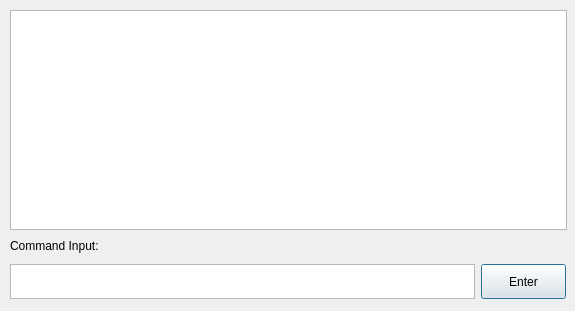
Before: the Qt Designer form gui/LogScreen.ui in Howest-AdvMathProg/project-2021-Joren-vanGoethem, drawn with Qt 5.
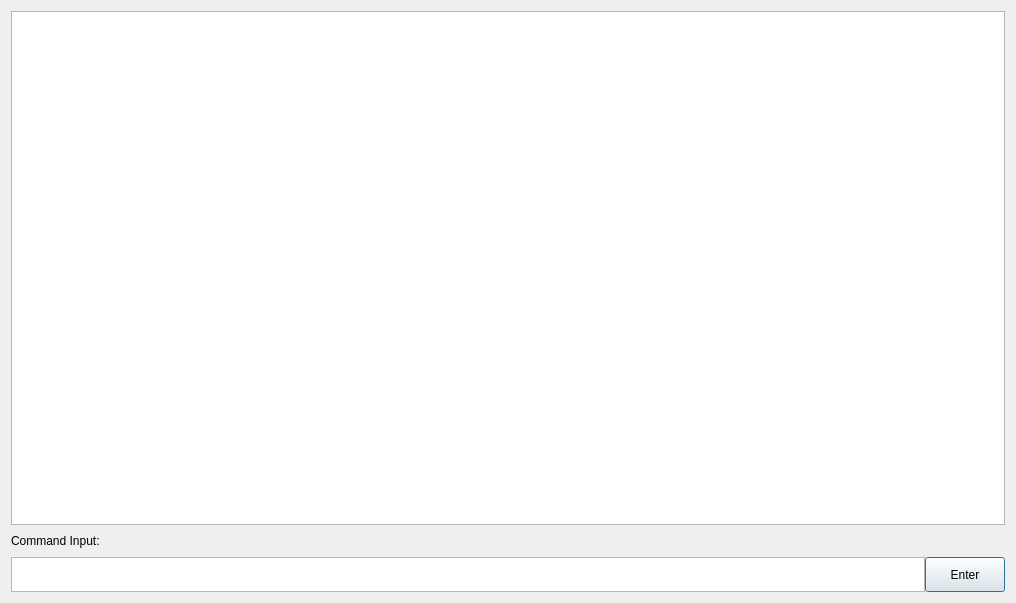
After: the same form once the commit is applied.

Patch:
```diff
--- a/gui/LogScreen.ui
+++ b/gui/LogScreen.ui
@@ -6,8 +6,8 @@
    <rect>
     <x>0</x>
     <y>0</y>
-    <width>575</width>
-    <height>311</height>
+    <width>1016</width>
+    <height>603</height>
    </rect>
   </property>
   <property name="sizePolicy">
@@ -18,8 +18,14 @@
   </property>
   <property name="minimumSize">
    <size>
-    <width>100</width>
-    <height>100</height>
+    <width>255</width>
+    <height>200</height>
+   </size>
+  </property>
+  <property name="maximumSize">
+   <size>
+    <width>1920</width>
+    <height>1080</height>
    </size>
   </property>
   <property name="windowTitle">
@@ -28,17 +34,10 @@
   <property name="autoFillBackground">
    <bool>false</bool>
   </property>
-  <widget class="QWidget" name="">
-   <property name="geometry">
-    <rect>
-     <x>10</x>
-     <y>10</y>
-     <width>557</width>
-     <height>291</height>
-    </rect>
-   </property>
-   <layout class="QGridLayout" name="gridLayout">
-    <item row="0" column="0">
+  <layout class="QHBoxLayout" name="horizontalLayout_2">
+   <item>
+    <layout class="QVBoxLayout" name="verticalLayout_2">
+     <item>
      <widget class="QTextEdit" name="textEdit">
       <property name="sizePolicy">
        <sizepolicy hsizetype="Expanding" vsizetype="Expanding">
@@ -48,14 +47,14 @@
       </property>
       <property name="minimumSize">
        <size>
-        <width>550</width>
-        <height>220</height>
+         <width>200</width>
+         <height>50</height>
        </size>
       </property>
       <property name="maximumSize">
        <size>
-        <width>560</width>
-        <height>220</height>
+         <width>1920</width>
+         <height>1080</height>
        </size>
       </property>
       <property name="font">
@@ -74,11 +73,19 @@
       </property>
      </widget>
     </item>
-    <item row="1" column="0">
+     <item>
+      <layout class="QVBoxLayout" name="verticalLayout">
+       <item>
      <widget class="QLabel" name="label">
+         <property name="sizePolicy">
+          <sizepolicy hsizetype="Fixed" vsizetype="Fixed">
+           <horstretch>0</horstretch>
+           <verstretch>0</verstretch>
+          </sizepolicy>
+         </property>
       <property name="minimumSize">
        <size>
-        <width>150</width>
+           <width>100</width>
         <height>20</height>
        </size>
       </property>
@@ -96,9 +103,15 @@
       </property>
      </widget>
     </item>
-    <item row="2" column="0">
-     <layout class="QFormLayout" name="formLayout">
-      <item row="0" column="0">
+       <item>
+        <layout class="QHBoxLayout" name="horizontalLayout">
+         <property name="spacing">
+          <number>0</number>
+         </property>
+         <property name="sizeConstraint">
+          <enum>QLayout::SetDefaultConstraint</enum>
+         </property>
+         <item>
        <widget class="QTextEdit" name="textEdit_2">
         <property name="sizePolicy">
          <sizepolicy hsizetype="Expanding" vsizetype="Expanding">
@@ -108,13 +121,13 @@
         </property>
         <property name="minimumSize">
          <size>
-          <width>465</width>
+             <width>150</width>
           <height>35</height>
          </size>
         </property>
         <property name="maximumSize">
          <size>
-          <width>465</width>
+             <width>1920</width>
           <height>35</height>
          </size>
         </property>
@@ -123,17 +136,17 @@
         </property>
        </widget>
       </item>
-      <item row="0" column="1">
+         <item>
        <widget class="QPushButton" name="pushButton">
         <property name="minimumSize">
          <size>
-          <width>80</width>
+             <width>70</width>
           <height>35</height>
          </size>
         </property>
         <property name="maximumSize">
          <size>
-          <width>85</width>
+             <width>90</width>
           <height>35</height>
          </size>
         </property>
@@ -145,7 +158,10 @@
      </layout>
     </item>
    </layout>
-  </widget>
+     </item>
+    </layout>
+   </item>
+  </layout>
  </widget>
  <resources/>
  <connections>
```
Lines whose indentation alone changed are shown as unchanged.
